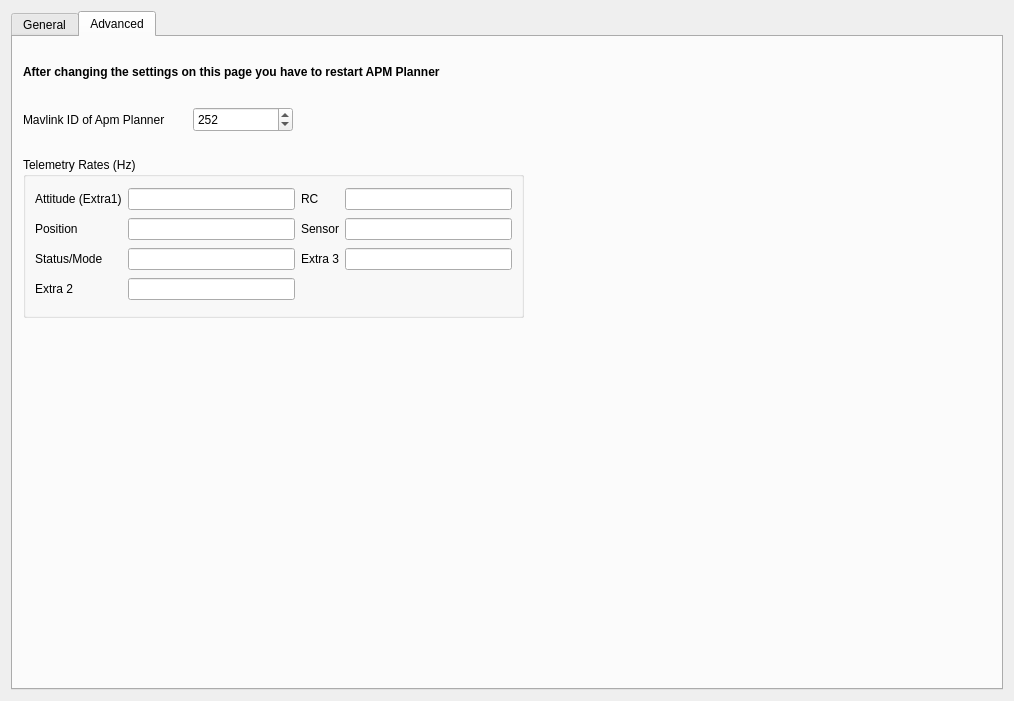
Old version of the form src/ui/QGCSettingsWidget.ui in the repository ArduPilot/apm_planner.
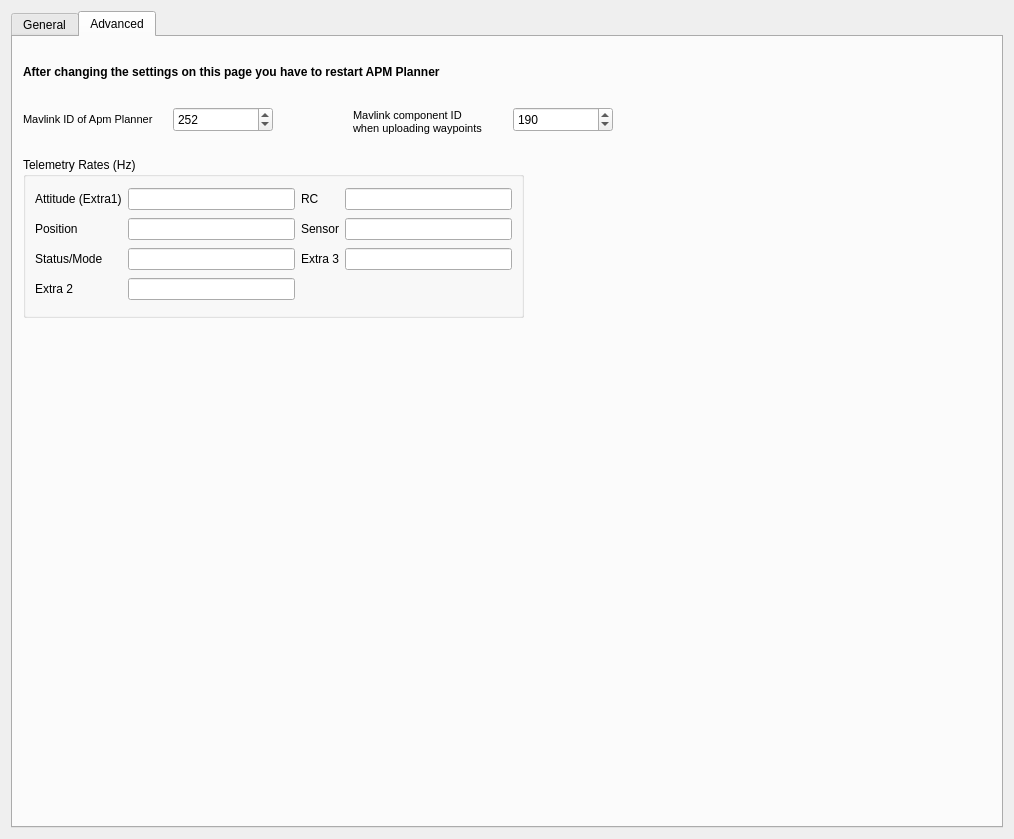
New version of the form. The open tabs and pages were chosen to show the change. Icons and pictures are not drawn.

Commit message: mavlink ComponentID used when handling waypoints can be changed now.

Patch:
```diff
--- a/src/ui/QGCSettingsWidget.ui
+++ b/src/ui/QGCSettingsWidget.ui
@@ -7,7 +7,7 @@
     <x>0</x>
     <y>0</y>
     <width>1014</width>
-    <height>701</height>
+    <height>839</height>
    </rect>
   </property>
   <property name="windowTitle">
@@ -439,10 +439,15 @@
         <rect>
          <x>10</x>
          <y>70</y>
-         <width>171</width>
+         <width>170</width>
          <height>25</height>
         </rect>
        </property>
+       <property name="font">
+        <font>
+         <pointsize>8</pointsize>
+        </font>
+       </property>
        <property name="text">
         <string>Mavlink ID of Apm Planner</string>
        </property>
@@ -450,7 +455,7 @@
       <widget class="QSpinBox" name="MavlinkspinBox">
        <property name="geometry">
         <rect>
-         <x>180</x>
+         <x>160</x>
          <y>70</y>
          <width>100</width>
          <height>25</height>
@@ -479,6 +484,46 @@
         <string>&lt;html&gt;&lt;head/&gt;&lt;body&gt;&lt;p&gt;&lt;span style=&quot; font-weight:600;&quot;&gt;After changing the settings on this page you have to restart APM Planner&lt;/span&gt;&lt;/p&gt;&lt;/body&gt;&lt;/html&gt;</string>
        </property>
       </widget>
+      <widget class="QLabel" name="label_15">
+       <property name="geometry">
+        <rect>
+         <x>340</x>
+         <y>60</y>
+         <width>180</width>
+         <height>50</height>
+        </rect>
+       </property>
+       <property name="font">
+        <font>
+         <pointsize>8</pointsize>
+        </font>
+       </property>
+       <property name="text">
+        <string>&lt;html&gt;&lt;head/&gt;&lt;body&gt;Mavlink component ID&lt;br/&gt;when uploading waypoints&lt;/body&gt;&lt;/html&gt;</string>
+       </property>
+      </widget>
+      <widget class="QSpinBox" name="ComponentspinBox">
+       <property name="geometry">
+        <rect>
+         <x>500</x>
+         <y>70</y>
+         <width>100</width>
+         <height>25</height>
+        </rect>
+       </property>
+       <property name="toolTip">
+        <string>&lt;html&gt;&lt;head/&gt;&lt;body&gt;&lt;p&gt;Component ID used by APM-Planner when uploading waypoints to a UAS. Normally there is no need to change the default.&lt;/p&gt;&lt;/body&gt;&lt;/html&gt;</string>
+       </property>
+       <property name="minimum">
+        <number>1</number>
+       </property>
+       <property name="maximum">
+        <number>255</number>
+       </property>
+       <property name="value">
+        <number>190</number>
+       </property>
+      </widget>
      </widget>
     </widget>
    </item>
```
Left out of the diff: 5 changed lines with no effect on the pictures. The commit also changes 7 other files.
